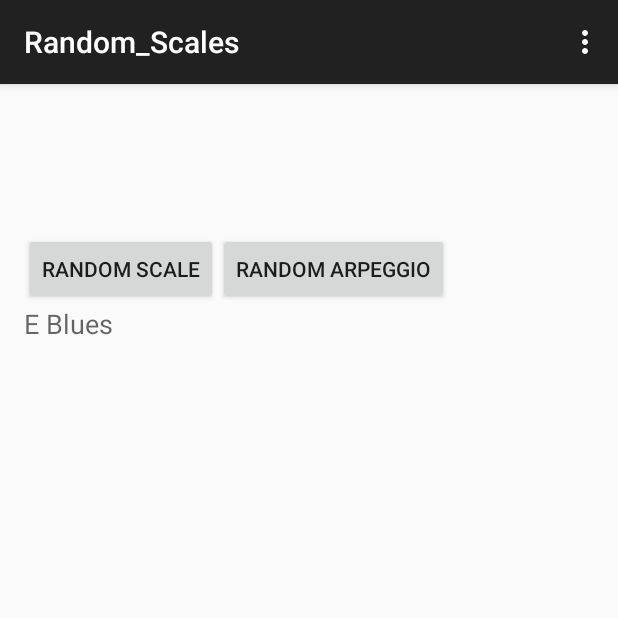
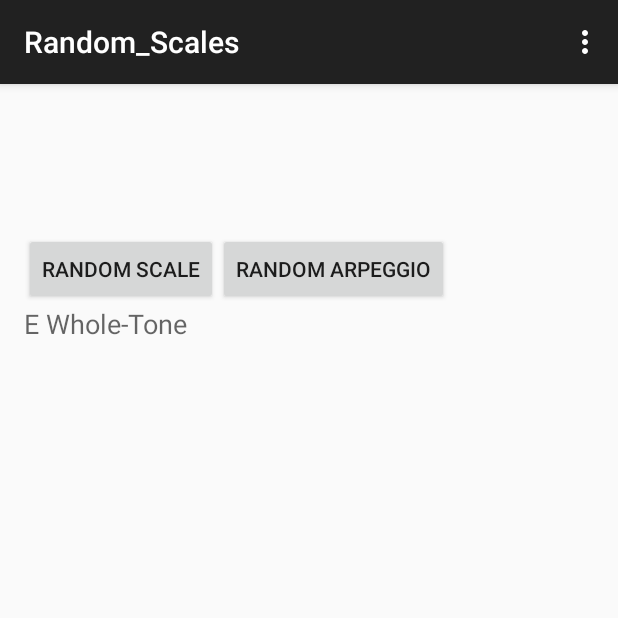
Before and after one commit to andrewreeman/RandomScales, an Android app: the screen it shows after launch (MainActivity), after a tap on "RANDOM SCALE", on a phone screen of 412 x 824 dp, the top half of it. Run offline under Robolectric (Android 15) with nearby library versions, the phone set to English and light mode, and no system bars.

Commit message:
With more jazz scales

```diff
--- a/app/src/main/res/values/strings.xml
+++ b/app/src/main/res/values/strings.xml
@@ -26,9 +26,17 @@
         <item >Minor</item>
         <item >Major Pentatonic</item>
         <item >Minor Pentatonic</item>
-        <item >Blues</item>
+        <item >Minor Blues</item>
         <item >Chromatic</item>
         <item >Persian</item>
+        <item >Whole-Half Diminished</item>
+        <item >Half-Whole Diminished</item>
+        <item >Whole-Tone</item>
+        <item >Dominant Bebop</item>
+        <item >Minor Bebop</item>
+        <item >Major Bebop</item>
+        <item >Altered</item>
+        <item >Major Blues</item>
     </string-array>
     <string-array name="Modes">
         <item >Dorian</item>
```
